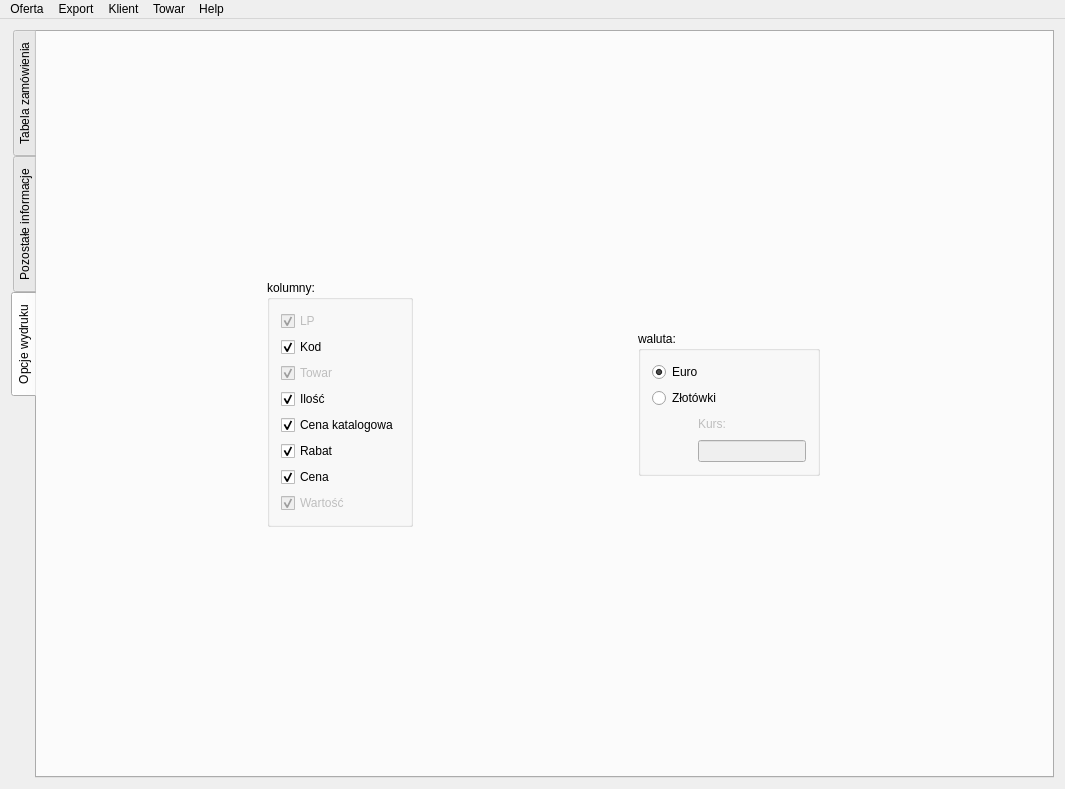
The window that MainWindow.ui (gitter-badger/koferta) describes before a commit, drawn with Qt 5.
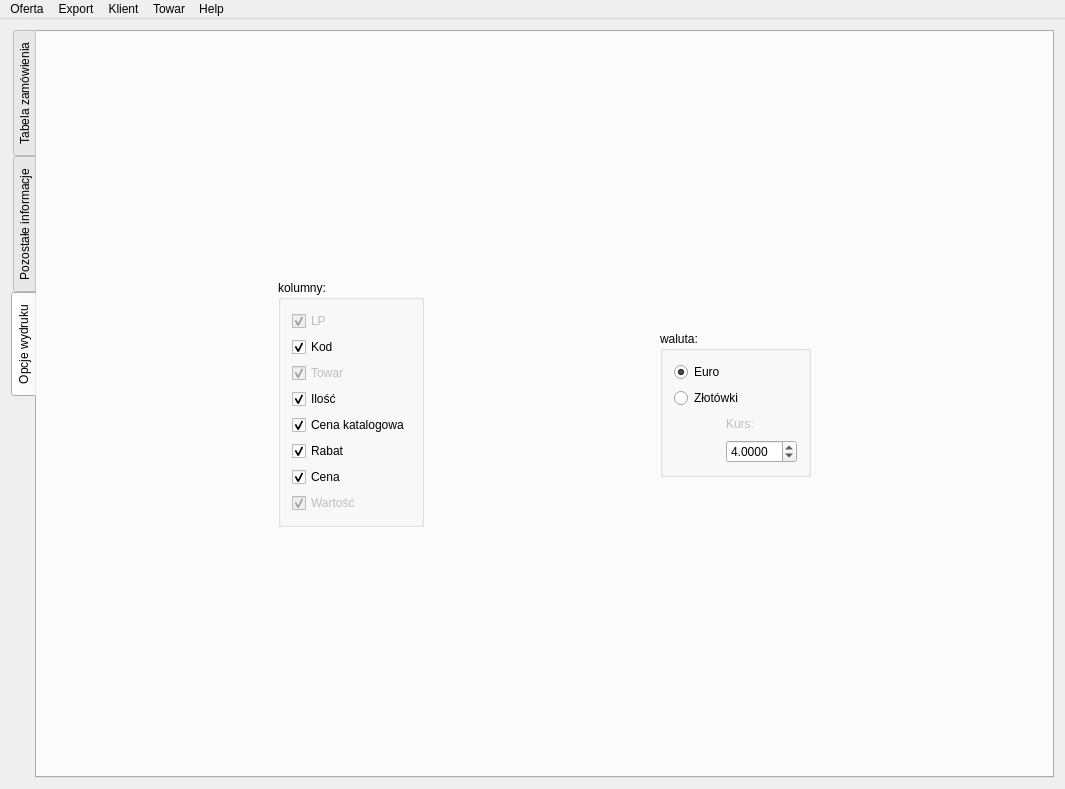
The same window after the commit. The open tabs and pages were chosen to show the change. Icons and pictures are not drawn.

Diff of the .ui file:
```diff
--- a/MainWindow.ui
+++ b/MainWindow.ui
@@ -600,7 +600,7 @@
            <string>waluta:</string>
           </property>
           <layout class="QGridLayout" name="gridLayout_3">
-           <item row="0" column="0" colspan="2">
+           <item row="0" column="0" colspan="3">
             <widget class="QRadioButton" name="eur">
              <property name="text">
               <string>Euro</string>
@@ -610,7 +610,7 @@
              </property>
             </widget>
            </item>
-           <item row="1" column="0" colspan="2">
+           <item row="1" column="0" colspan="3">
             <widget class="QRadioButton" name="pln">
              <property name="text">
               <string>Złotówki</string>
@@ -630,7 +630,7 @@
              </property>
             </spacer>
            </item>
-           <item row="2" column="1">
+           <item row="2" column="2">
             <widget class="QLabel" name="kurs_label">
              <property name="enabled">
               <bool>false</bool>
@@ -653,16 +653,19 @@
              </property>
             </spacer>
            </item>
-           <item row="3" column="1">
-            <widget class="QLineEdit" name="kurs">
-             <property name="enabled">
-              <bool>false</bool>
+           <item row="3" column="2">
+            <widget class="QDoubleSpinBox" name="kursSpinBox">
+             <property name="decimals">
+              <number>4</number>
              </property>
-             <property name="sizePolicy">
-              <sizepolicy hsizetype="Fixed" vsizetype="Fixed">
-               <horstretch>0</horstretch>
-               <verstretch>0</verstretch>
-              </sizepolicy>
+             <property name="maximum">
+              <double>99.999899999999997</double>
+             </property>
+             <property name="singleStep">
+              <double>0.010000000000000</double>
+             </property>
+             <property name="value">
+              <double>4.000000000000000</double>
              </property>
             </widget>
            </item>
```
Left out of the diff: 2 changed lines with no effect on the pictures.
